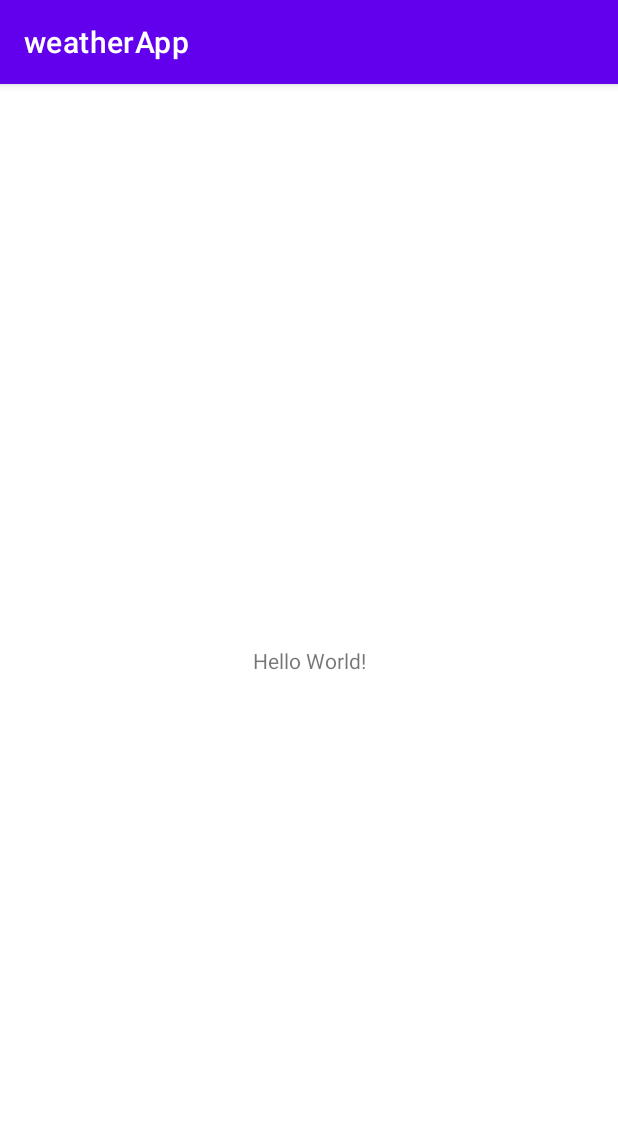
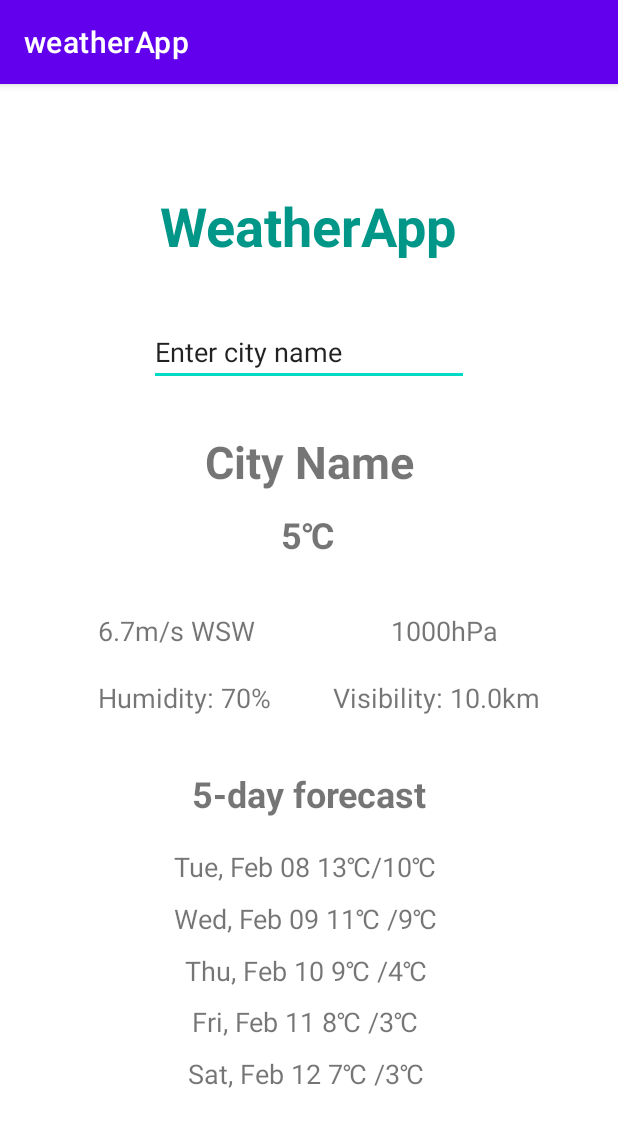
Before and after one commit to kozluck/WeatherApp, an Android app: the screen it shows after launch (MainActivity), on a phone screen of 412 x 824 dp. Shown: the top 1127 px of the screen. Run offline under Robolectric (Android 15) with nearby library versions, the phone set to English and light mode, and no system bars.

Commit message:
First basic layout

```diff
--- a/app/src/main/res/layout/activity_main.xml
+++ b/app/src/main/res/layout/activity_main.xml
@@ -5,14 +5,112 @@
         xmlns:app="http://schemas.android.com/apk/res-auto"
         android:layout_width="match_parent"
         android:layout_height="match_parent"
-        tools:context=".MainActivity">
+        tools:context=".MainActivity" android:id="@+id/cityNameTextView">
     <TextView
+            android:text="Sat, Feb 12 7℃ /3℃ "
+            android:layout_width="wrap_content"
+            android:layout_height="wrap_content" android:id="@+id/FifthDayData"
+            android:textSize="18sp" android:layout_marginTop="10dp"
+            app:layout_constraintTop_toBottomOf="@+id/FourthDayData"
+            app:layout_constraintEnd_toEndOf="parent" app:layout_constraintStart_toStartOf="parent"
+    />
+    <TextView
+            android:text="Fri, Feb 11 8℃ /3℃ "
+            android:layout_width="wrap_content"
+            android:layout_height="wrap_content" android:id="@+id/FourthDayData"
+            android:textSize="18sp" android:layout_marginTop="10dp"
+            app:layout_constraintTop_toBottomOf="@+id/ThirdDayData"
+            app:layout_constraintEnd_toEndOf="parent" app:layout_constraintStart_toStartOf="parent"
+    />
+    <TextView
+            android:text="Thu, Feb 10 9℃ /4℃ "
+            android:layout_width="wrap_content"
+            android:layout_height="24dp" android:id="@+id/ThirdDayData"
+            android:textSize="18sp" android:layout_marginTop="10dp"
+            app:layout_constraintTop_toBottomOf="@+id/SecondDayData"
+            app:layout_constraintEnd_toEndOf="parent" app:layout_constraintStart_toStartOf="parent"
+    />
+    <TextView
+            android:text="Wed, Feb 09 11℃ /9℃ "
+            android:layout_width="wrap_content"
+            android:layout_height="wrap_content" android:id="@+id/SecondDayData"
+            android:textSize="18sp" android:layout_marginTop="10dp"
+            app:layout_constraintTop_toBottomOf="@+id/FirstDayData"
+            app:layout_constraintEnd_toEndOf="parent" app:layout_constraintStart_toStartOf="parent"
+    />
+    <TextView
+            android:text="Visibility: 10.0km"
+            android:layout_width="wrap_content"
+            android:layout_height="wrap_content" android:id="@+id/visibility"
+            android:textSize="18sp" android:layout_marginEnd="52dp" app:layout_constraintEnd_toEndOf="parent"
+            android:layout_marginTop="20dp" app:layout_constraintTop_toBottomOf="@+id/pressure"/>
+    <TextView
+            android:text="Humidity: 70%"
+            android:layout_width="wrap_content"
+            android:layout_height="wrap_content" android:id="@+id/humidity"
+            app:layout_constraintStart_toStartOf="parent" android:layout_marginStart="65dp"
+            android:textSize="18sp" android:layout_marginTop="20dp"
+            app:layout_constraintTop_toBottomOf="@+id/wind"/>
+    <TextView
+            android:text="WeatherApp"
+            android:layout_width="wrap_content"
+            android:layout_height="50dp" android:id="@+id/Title"
+            app:layout_constraintEnd_toEndOf="parent"
+            app:layout_constraintStart_toStartOf="parent" app:layout_constraintTop_toTopOf="parent"
+            android:layout_marginTop="70dp" android:textColor="#009688" android:textSize="36sp"
+            app:layout_constraintHorizontal_bias="0.497" android:textStyle="bold"/>
+    <EditText
             android:layout_width="wrap_content"
             android:layout_height="wrap_content"
-            android:text="Hello World!"
-            app:layout_constraintBottom_toBottomOf="parent"
-            app:layout_constraintLeft_toLeftOf="parent"
-            app:layout_constraintRight_toRightOf="parent"
-            app:layout_constraintTop_toTopOf="parent"/>
-
+            android:inputType="textPersonName"
+            android:text="Enter city name"
+            android:ems="10"
+            android:id="@+id/cityName"
+            android:layout_marginTop="36dp"
+            app:layout_constraintTop_toBottomOf="@+id/Title" app:layout_constraintStart_toStartOf="parent"
+            app:layout_constraintEnd_toEndOf="parent"/>
+    <TextView
+            android:text="City Name"
+            android:layout_width="wrap_content"
+            android:layout_height="wrap_content" android:id="@+id/textView3"
+            android:layout_marginTop="30dp"
+            app:layout_constraintTop_toBottomOf="@+id/cityName" app:layout_constraintStart_toStartOf="parent"
+            app:layout_constraintEnd_toEndOf="parent" android:textSize="30sp" android:textStyle="bold"/>
+    <TextView
+            android:text="5℃"
+            android:layout_width="wrap_content"
+            android:layout_height="wrap_content"
+            android:layout_marginTop="12dp"
+            app:layout_constraintTop_toBottomOf="@+id/textView3" app:layout_constraintStart_toStartOf="parent"
+            app:layout_constraintEnd_toEndOf="parent" android:textSize="24sp"
+            app:layout_constraintHorizontal_bias="0.498" android:id="@+id/temperature" android:textStyle="bold"/>
+    <TextView
+            android:text="6.7m/s WSW"
+            android:layout_width="wrap_content"
+            android:layout_height="wrap_content" android:id="@+id/wind"
+            app:layout_constraintStart_toStartOf="parent" android:layout_marginStart="65dp"
+            android:layout_marginTop="80dp" app:layout_constraintTop_toBottomOf="@+id/textView3"
+            android:textSize="18sp"/>
+    <TextView
+            android:text="1000hPa"
+            android:layout_width="wrap_content"
+            android:layout_height="wrap_content" android:id="@+id/pressure"
+            android:layout_marginTop="80dp" app:layout_constraintTop_toBottomOf="@+id/textView3"
+            android:textSize="18sp" android:layout_marginEnd="80dp" app:layout_constraintEnd_toEndOf="parent"/>
+    <TextView
+            android:text="5-day forecast"
+            android:layout_width="wrap_content"
+            android:layout_height="wrap_content" android:id="@+id/textView9"
+            android:layout_marginTop="140dp"
+            app:layout_constraintTop_toBottomOf="@+id/temperature"
+            app:layout_constraintEnd_toEndOf="parent" app:layout_constraintStart_toStartOf="parent"
+            android:textSize="24sp" android:textStyle="bold"/>
+    <TextView
+            android:text="Tue, Feb 08 13℃/10℃ "
+            android:layout_width="wrap_content"
+            android:layout_height="wrap_content" android:id="@+id/FirstDayData"
+            android:layout_marginTop="20dp"
+            app:layout_constraintTop_toBottomOf="@+id/textView9" android:textSize="18sp"
+            app:layout_constraintStart_toStartOf="parent"
+            app:layout_constraintEnd_toEndOf="parent"/>
 </androidx.constraintlayout.widget.ConstraintLayout>
```
